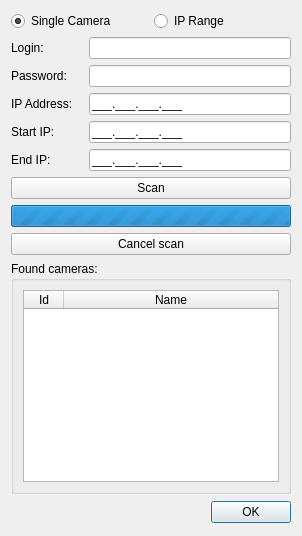
First picture: the form in client/src/ui/dialogs/camera_addition_dialog.ui, repository networkoptix/nx_open, before the edit.
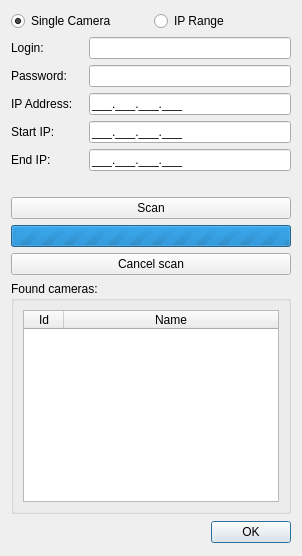
Second picture: the form after the edit. Custom widgets are drawn as their Qt base class.

Commit message:
Manual camera addition dialog tweaks
<==== Mercurial data ====>
Branch: master

Patch:
```diff
--- a/client/src/ui/dialogs/camera_addition_dialog.ui
+++ b/client/src/ui/dialogs/camera_addition_dialog.ui
@@ -152,6 +152,13 @@
      </item>
     </layout>
    </item>
+   <item>
+    <widget class="QLabel" name="validateLabel">
+     <property name="text">
+      <string/>
+     </property>
+    </widget>
+   </item>
    <item>
     <widget class="QPushButton" name="scanButton">
      <property name="text">
```
The commit also changes 3 other files.
